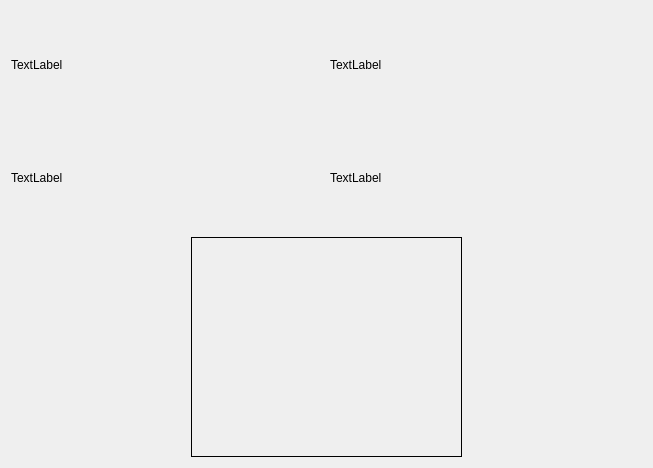
First picture: the form in coreUI/image_description_dialog.ui, repository prateekgurnani10/Image_recognition, before the edit.
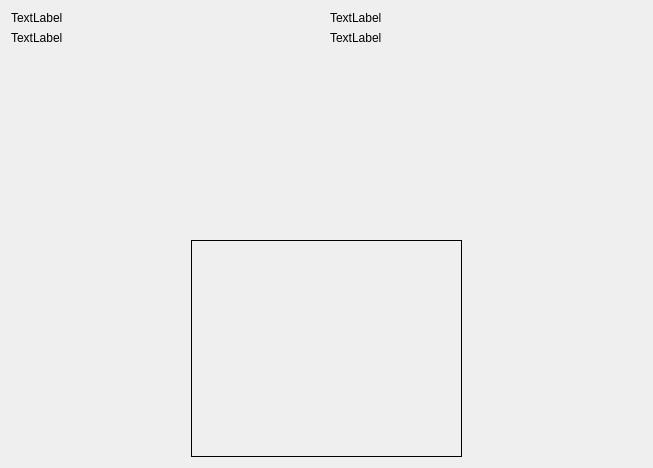
Second picture: the form after the edit.

Commit message: Signal from main window to open the dialog when the menubar is pressed

```diff
--- a/coreUI/image_description_dialog.ui
+++ b/coreUI/image_description_dialog.ui
@@ -14,12 +14,72 @@
    <string>Image Desciption</string>
   </property>
   <layout class="QGridLayout" name="gridLayout_2">
+   <item row="2" column="0">
+    <layout class="QHBoxLayout" name="imageDescriptionLayout">
+     <item>
+      <spacer name="horizontalSpacer">
+       <property name="orientation">
+        <enum>Qt::Horizontal</enum>
+       </property>
+       <property name="sizeType">
+        <enum>QSizePolicy::Fixed</enum>
+       </property>
+       <property name="sizeHint" stdset="0">
+        <size>
+         <width>180</width>
+         <height>20</height>
+        </size>
+       </property>
+      </spacer>
+     </item>
+     <item>
+      <widget class="QLabel" name="imageDescriptionLabel">
+       <property name="minimumSize">
+        <size>
+         <width>255</width>
+         <height>217</height>
+        </size>
+       </property>
+       <property name="frameShape">
+        <enum>QFrame::Box</enum>
+       </property>
+       <property name="frameShadow">
+        <enum>QFrame::Plain</enum>
+       </property>
+       <property name="text">
+        <string/>
+       </property>
+      </widget>
+     </item>
+     <item>
+      <spacer name="horizontalSpacer_2">
+       <property name="orientation">
+        <enum>Qt::Horizontal</enum>
+       </property>
+       <property name="sizeType">
+        <enum>QSizePolicy::Fixed</enum>
+       </property>
+       <property name="sizeHint" stdset="0">
+        <size>
+         <width>180</width>
+         <height>20</height>
+        </size>
+       </property>
+      </spacer>
+     </item>
+    </layout>
+   </item>
    <item row="0" column="0">
     <layout class="QGridLayout" name="gridLayout">
      <item row="1" column="0">
       <layout class="QHBoxLayout" name="horizontalLayout">
        <item>
         <widget class="QLabel" name="label">
+         <property name="font">
+          <font>
+           <pointsize>9</pointsize>
+          </font>
+         </property>
          <property name="text">
           <string>TextLabel</string>
          </property>
@@ -27,6 +87,11 @@
        </item>
        <item>
         <widget class="QLabel" name="label_2">
+         <property name="font">
+          <font>
+           <pointsize>9</pointsize>
+          </font>
+         </property>
          <property name="text">
           <string>TextLabel</string>
          </property>
@@ -38,6 +103,11 @@
       <layout class="QHBoxLayout" name="horizontalLayout_2">
        <item>
         <widget class="QLabel" name="label_4">
+         <property name="font">
+          <font>
+           <pointsize>9</pointsize>
+          </font>
+         </property>
          <property name="text">
           <string>TextLabel</string>
          </property>
@@ -45,6 +115,11 @@
        </item>
        <item>
         <widget class="QLabel" name="label_3">
+         <property name="font">
+          <font>
+           <pointsize>9</pointsize>
+          </font>
+         </property>
          <property name="text">
           <string>TextLabel</string>
          </property>
@@ -55,53 +130,17 @@
     </layout>
    </item>
    <item row="1" column="0">
-    <layout class="QHBoxLayout" name="horizontalLayout_3">
-     <item>
-      <spacer name="horizontalSpacer">
-       <property name="orientation">
-        <enum>Qt::Horizontal</enum>
-       </property>
-       <property name="sizeType">
-        <enum>QSizePolicy::Fixed</enum>
-       </property>
-       <property name="sizeHint" stdset="0">
-        <size>
-         <width>180</width>
-         <height>20</height>
-        </size>
-       </property>
-      </spacer>
-     </item>
-     <item>
-      <widget class="QLabel" name="label_5">
-       <property name="frameShape">
-        <enum>QFrame::Box</enum>
-       </property>
-       <property name="frameShadow">
-        <enum>QFrame::Plain</enum>
-       </property>
-       <property name="text">
-        <string/>
-       </property>
-      </widget>
-     </item>
-     <item>
-      <spacer name="horizontalSpacer_2">
-       <property name="orientation">
-        <enum>Qt::Horizontal</enum>
-       </property>
-       <property name="sizeType">
-        <enum>QSizePolicy::Fixed</enum>
-       </property>
-       <property name="sizeHint" stdset="0">
-        <size>
-         <width>180</width>
-         <height>20</height>
-        </size>
-       </property>
-      </spacer>
-     </item>
-    </layout>
+    <spacer name="verticalSpacer">
+     <property name="orientation">
+      <enum>Qt::Vertical</enum>
+     </property>
+     <property name="sizeHint" stdset="0">
+      <size>
+       <width>20</width>
+       <height>40</height>
+      </size>
+     </property>
+    </spacer>
    </item>
   </layout>
  </widget>
```
The commit also changes 3 other files.
